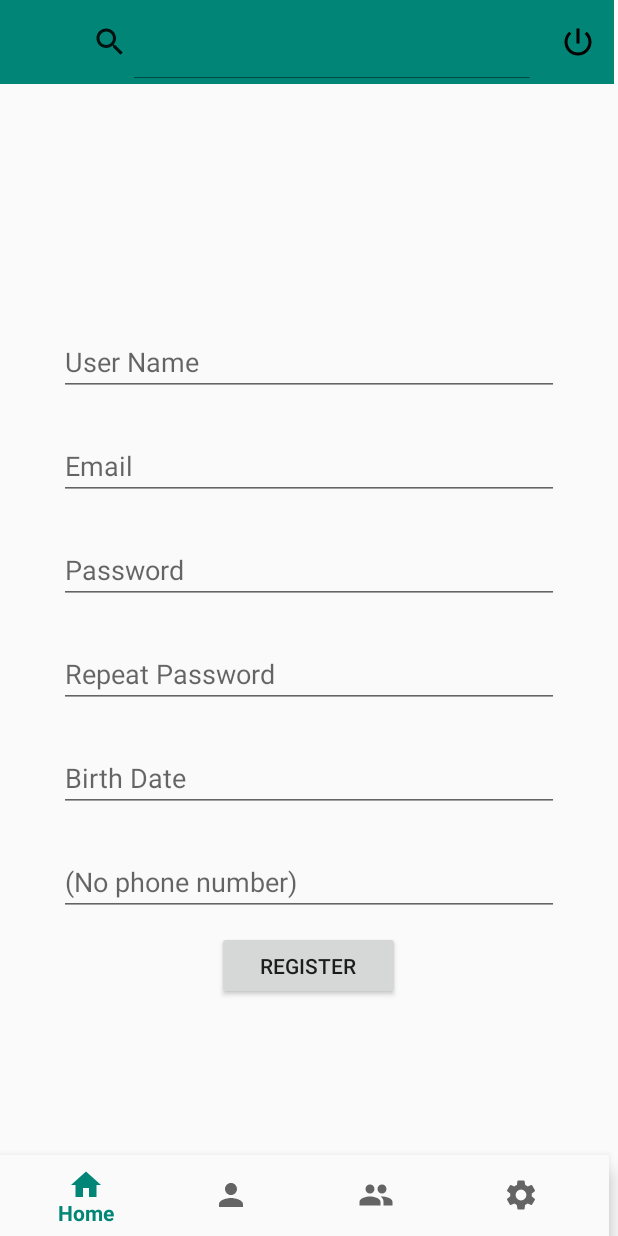
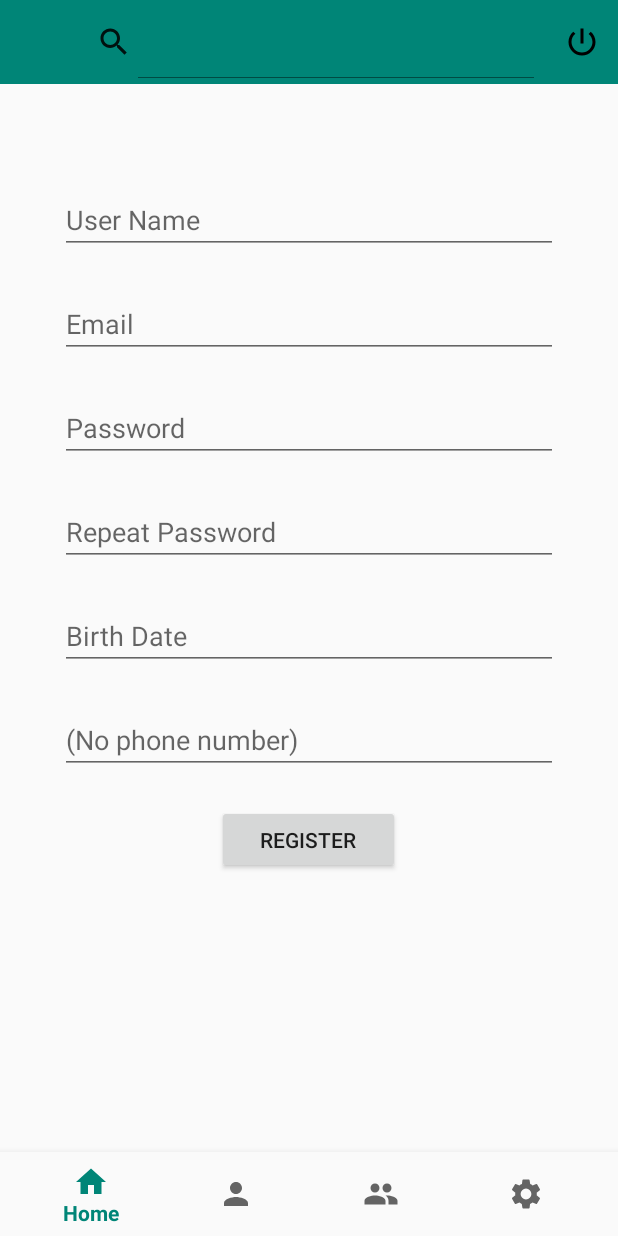
Before and after one commit to sena-neuro/StudyPal, an Android app: the screen it shows after launch (MainActivity), after a tap on "SIGN UP", on a phone screen of 412 x 824 dp. Run offline under Robolectric (Android 15) with nearby library versions, the phone set to English and light mode, and no system bars; our stand-ins replace Firebase (no records; nobody signed in at launch, a user with empty details on screens opened directly), navigation-ui; libraries missing offline, so code that uses them is left out: com.wajahatkarim3.easyvalidation.

Commit message:
- solved layout bug

```diff
--- a/app/src/main/res/layout/activity_main.xml
+++ b/app/src/main/res/layout/activity_main.xml
@@ -11,24 +11,23 @@
     <fragment
             android:id="@+id/nav_host_fragment"
             android:name="androidx.navigation.fragment.NavHostFragment"
-            android:layout_width="413dp"
-            android:layout_height="619dp"
-            android:layout_marginTop="2dp"
+            android:layout_width="match_parent"
+            android:layout_height="0dp"
+            android:layout="@layout/fragment_main"
             app:defaultNavHost="true"
             app:layout_constraintBottom_toTopOf="@+id/bottom_navigation"
             app:layout_constraintEnd_toEndOf="parent"
-            app:layout_constraintHorizontal_bias="1.0"
+            app:layout_constraintHorizontal_bias="0.0"
             app:layout_constraintLeft_toLeftOf="parent"
             app:layout_constraintRight_toRightOf="parent"
             app:layout_constraintStart_toStartOf="parent"
             app:layout_constraintTop_toBottomOf="@+id/topToolbar"
-            app:layout_constraintVertical_bias="1.0"
             app:navGraph="@navigation/nav_graph" />
 
     <com.google.android.material.bottomnavigation.BottomNavigationView
             android:id="@+id/bottom_navigation"
-            android:layout_width="406dp"
-            android:layout_height="54dp"
+            android:layout_width="match_parent"
+            android:layout_height="wrap_content"
             android:background="?android:attr/windowBackground"
             app:layout_constraintBottom_toBottomOf="parent"
             app:layout_constraintLeft_toLeftOf="parent"
@@ -38,7 +37,7 @@
 
     <androidx.appcompat.widget.Toolbar
             android:id="@+id/topToolbar"
-            android:layout_width="409dp"
+            android:layout_width="match_parent"
             android:layout_height="wrap_content"
             android:background="?attr/colorPrimary"
             android:minHeight="?attr/actionBarSize"
```
Also changed, not shown: app/src/main/java/com/example/studypal/SessionEndFragment.kt (added, +24 -0 lines), app/src/main/res/layout/fragment_session_end.xml (added, +14 -0 lines).
